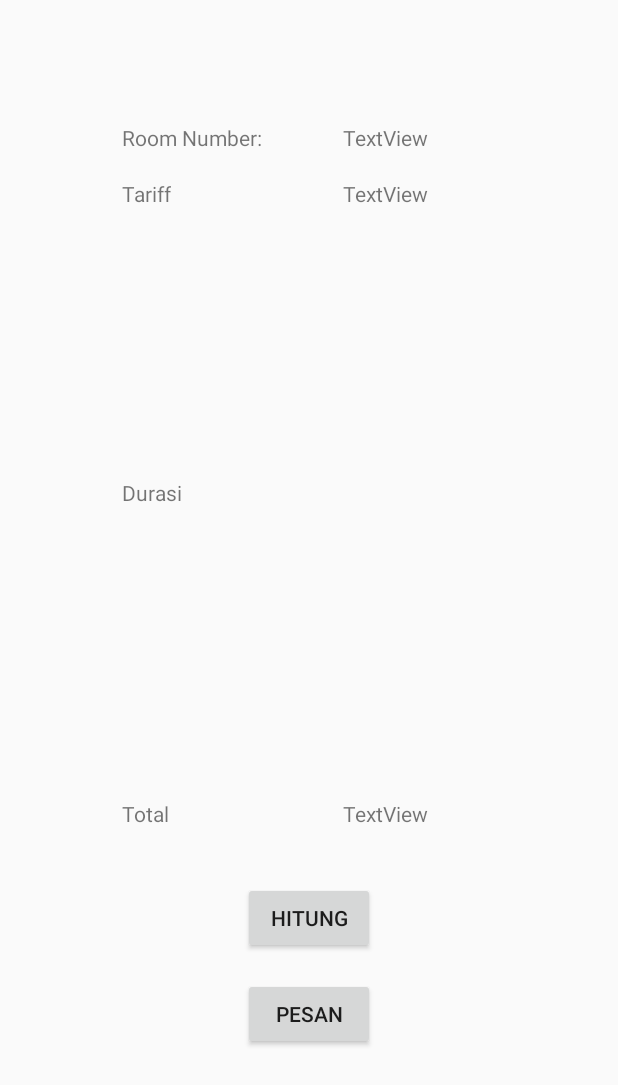
After one commit to tsalsawinny/JHotel_Android, an Android app: the layout activity_buat_pesanan.xml on its own in the app's theme, with its tools: preview values and no code run, on a phone screen of 412 x 824 dp. The commit adds this screen. Shown: the top 1085 px of the screen. Run offline under Robolectric (Android 15) with nearby library versions, the phone set to English and light mode, and no system bars; network calls fail.

Commit message:
Tutam Modul 9

```diff
--- a/app/src/main/AndroidManifest.xml
+++ b/app/src/main/AndroidManifest.xml
@@ -19,7 +19,9 @@
             </intent-filter>
         </activity>
         <activity android:name=".RegisterActivity" />
-        <activity android:name=".MainActivity"></activity>
+        <activity android:name=".MainActivity" />
+        <activity android:name=".BuatPesananActivity" />
+        <activity android:name=".SelesaiPesananActivity"></activity>
     </application>
 
 </manifest>
--- a/app/src/main/java/com/example/tsalsawinny/jhotel_android_tsalsabillawinnyj/Hotel.java
+++ b/app/src/main/java/com/example/tsalsawinny/jhotel_android_tsalsabillawinnyj/Hotel.java
@@ -63,4 +63,7 @@ public class Hotel {
         this.bintang = bintang;
     }
 
+    public int getId() {
+        return id;
+    }
 }
--- a/app/src/main/java/com/example/tsalsawinny/jhotel_android_tsalsabillawinnyj/MenuRequest.java
+++ b/app/src/main/java/com/example/tsalsawinny/jhotel_android_tsalsabillawinnyj/MenuRequest.java
@@ -12,7 +12,7 @@ import java.util.Map;
 
 public class MenuRequest extends StringRequest{
 
-    private static final String Vacant_URL = "http://10.5.79.239/vacantrooms";
+    private static final String Vacant_URL = "http://192.168.100.7/vacantrooms";
 
     public MenuRequest(Response.Listener<String> listener) {
         super(Method.GET, Vacant_URL, listener, null);
--- /dev/null
+++ b/app/src/main/res/layout/activity_buat_pesanan.xml
@@ -0,0 +1,114 @@
+<?xml version="1.0" encoding="utf-8"?>
+<android.support.constraint.ConstraintLayout xmlns:android="http://schemas.android.com/apk/res/android"
+    xmlns:app="http://schemas.android.com/apk/res-auto"
+    xmlns:tools="http://schemas.android.com/tools"
+    android:layout_width="match_parent"
+    android:layout_height="match_parent"
+    tools:context=".BuatPesananActivity">
+
+    <TextView
+        android:id="@+id/staticRoomNumber"
+        android:layout_width="wrap_content"
+        android:layout_height="wrap_content"
+        android:layout_marginStart="81dp"
+        android:layout_marginTop="82dp"
+        android:text="Room Number:"
+        app:layout_constraintStart_toStartOf="parent"
+        app:layout_constraintTop_toTopOf="parent" />
+
+    <TextView
+        android:id="@+id/room_number"
+        android:layout_width="wrap_content"
+        android:layout_height="wrap_content"
+        android:layout_marginStart="54dp"
+        android:text="TextView"
+        app:layout_constraintStart_toEndOf="@+id/staticRoomNumber"
+        app:layout_constraintTop_toTopOf="@+id/staticRoomNumber" />
+
+    <TextView
+        android:id="@+id/total_biaya"
+        android:layout_width="wrap_content"
+        android:layout_height="wrap_content"
+        android:layout_marginBottom="36dp"
+        android:text="TextView"
+        app:layout_constraintBottom_toTopOf="@+id/hitung"
+        app:layout_constraintStart_toStartOf="@+id/durasi_hari" />
+
+    <TextView
+        android:id="@+id/staticTotal"
+        android:layout_width="wrap_content"
+        android:layout_height="wrap_content"
+        android:text="Total"
+        app:layout_constraintBottom_toBottomOf="@+id/total_biaya"
+        app:layout_constraintStart_toStartOf="@+id/staticDurasi"
+        app:layout_constraintTop_toTopOf="@+id/total_biaya" />
+
+    <TextView
+        android:id="@+id/staticDurasi"
+        android:layout_width="wrap_content"
+        android:layout_height="17dp"
+        android:layout_marginBottom="60dp"
+        android:layout_marginTop="61dp"
+        android:text="Durasi"
+        app:layout_constraintBottom_toBottomOf="@+id/staticTotal"
+        app:layout_constraintStart_toStartOf="@+id/staticTariff"
+        app:layout_constraintTop_toBottomOf="@+id/staticRoomNumber" />
+
+    <TextView
+        android:id="@+id/staticTariff"
+        android:layout_width="wrap_content"
+        android:layout_height="wrap_content"
+        android:layout_marginTop="18dp"
+        android:text="Tariff"
+        app:layout_constraintStart_toStartOf="@+id/staticRoomNumber"
+        app:layout_constraintTop_toBottomOf="@+id/staticRoomNumber" />
+
+    <EditText
+        android:id="@+id/durasi_hari"
+        android:layout_width="0dp"
+        android:layout_height="15dp"
+        android:layout_marginBottom="43dp"
+        android:layout_marginTop="43dp"
+        android:ems="10"
+        android:inputType="number"
+        app:layout_constraintBottom_toTopOf="@+id/total_biaya"
+        app:layout_constraintEnd_toEndOf="@+id/tariff"
+        app:layout_constraintStart_toStartOf="@+id/tariff"
+        app:layout_constraintTop_toTopOf="@+id/tariff" />
+
+    <TextView
+        android:id="@+id/tariff"
+        android:layout_width="wrap_content"
+        android:layout_height="wrap_content"
+        android:layout_marginTop="18dp"
+        android:text="TextView"
+        app:layout_constraintStart_toStartOf="@+id/room_number"
+        app:layout_constraintTop_toBottomOf="@+id/room_number" />
+
+    <Button
+        android:id="@+id/hitung"
+        android:layout_width="wrap_content"
+        android:layout_height="wrap_content"
+        android:layout_marginBottom="16dp"
+        android:text="Hitung"
+        app:layout_constraintBottom_toTopOf="@+id/pesan"
+        app:layout_constraintStart_toStartOf="@+id/pesan" />
+
+    <Button
+        android:id="@+id/pesan"
+        android:layout_width="wrap_content"
+        android:layout_height="wrap_content"
+        android:layout_marginBottom="124dp"
+        android:text="Pesan"
+        app:layout_constraintBottom_toBottomOf="parent"
+        app:layout_constraintEnd_toEndOf="parent"
+        app:layout_constraintStart_toStartOf="parent" />
+
+    <android.support.constraint.Guideline
+        android:id="@+id/guideline"
+        android:layout_width="wrap_content"
+        android:layout_height="wrap_content"
+        android:orientation="vertical"
+        app:layout_constraintGuide_begin="20dp" />
+
+</android.support.constraint.ConstraintLayout>
--- a/app/src/main/res/values/colors.xml
+++ b/app/src/main/res/values/colors.xml
@@ -3,4 +3,6 @@
     <color name="colorPrimary">#3F51B5</color>
     <color name="colorPrimaryDark">#303F9F</color>
     <color name="colorAccent">#FF4081</color>
+    <color name="orange">#FFA500</color>
+    <color name="backgroundview">#448AFF</color>
 </resources>
```
Also changed, not shown: app/src/main/java/com/example/tsalsawinny/jhotel_android_tsalsabillawinnyj/BuatPesananActivity.java (added, +47 -0 lines), app/src/main/java/com/example/tsalsawinny/jhotel_android_tsalsabillawinnyj/BuatPesananRequest.java (added, +26 -0 lines), app/src/main/java/com/example/tsalsawinny/jhotel_android_tsalsabillawinnyj/LoginActivity.java (+7 -1 lines), app/src/main/java/com/example/tsalsawinny/jhotel_android_tsalsabillawinnyj/MainActivity.java (+58 -14 lines), app/src/main/java/com/example/tsalsawinny/jhotel_android_tsalsabillawinnyj/PesananBatalRequest.java (added, +29 -0 lines), app/src/main/java/com/example/tsalsawinny/jhotel_android_tsalsabillawinnyj/PesananFetchRequest.java (added, +15 -0 lines), app/src/main/java/com/example/tsalsawinny/jhotel_android_tsalsabillawinnyj/PesananSelesaiRequest.java (added, +23 -0 lines), app/src/main/java/com/example/tsalsawinny/jhotel_android_tsalsabillawinnyj/SelesaiPesananActivity.java (added, +39 -0 lines), app/src/main/res/layout/activity_main.xml (+11 -0 lines), app/src/main/res/layout/activity_selesai_pesanan.xml (added, +9 -0 lines), app/src/main/res/values/strings.xml (+15 -1 lines).
